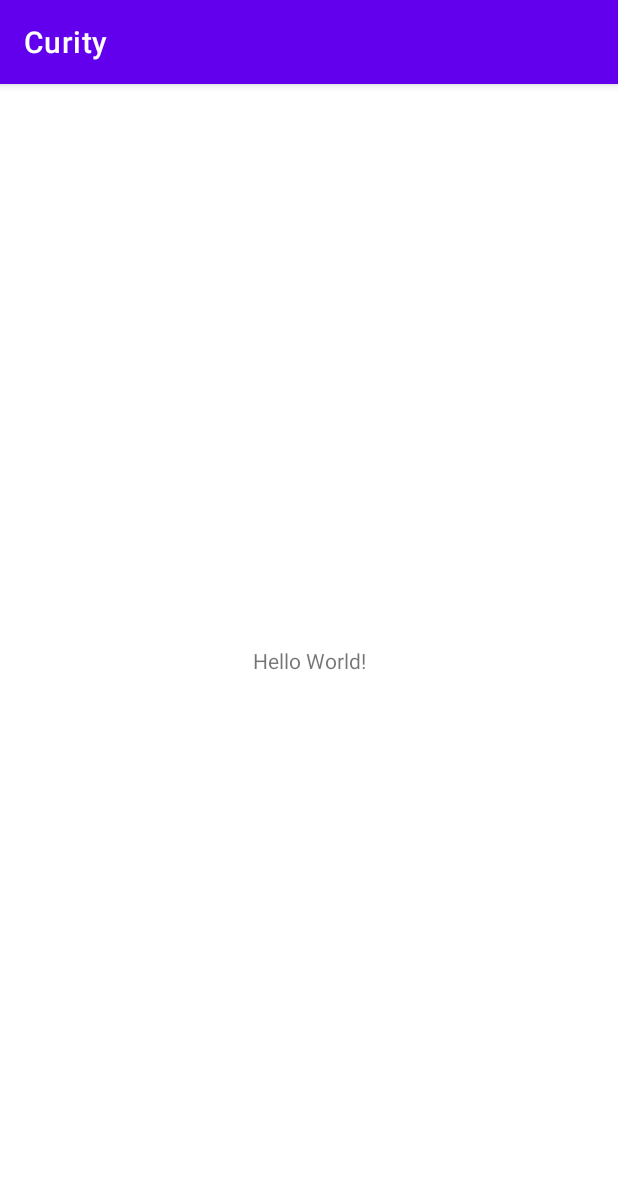
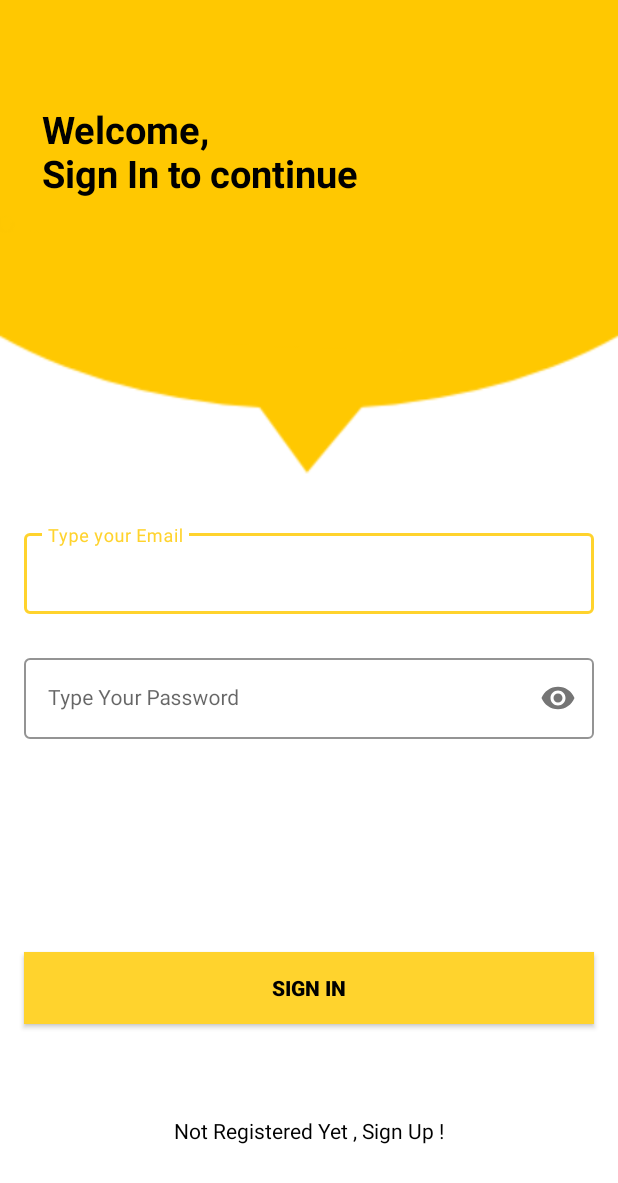
Before and after one commit to jinroar/Curity, an Android app: the screen it shows after launch (MainActivity before the commit, Login after it), on a phone screen of 412 x 824 dp. Shown: the top 1183 px of the screen. Run offline under Robolectric (Android 15) with nearby library versions, the phone set to English and light mode, and no system bars.

Commit message:
[ADD] initial Login and Sign Up design

```diff
--- a/app/src/main/AndroidManifest.xml
+++ b/app/src/main/AndroidManifest.xml
@@ -14,7 +14,10 @@
         android:theme="@style/Theme.Curity"
         tools:targetApi="31">
         <activity
-            android:name=".MainActivity"
+            android:name=".SignUp"
+            android:exported="false" />
+        <activity
+            android:name=".Login"
             android:exported="true">
             <intent-filter>
                 <action android:name="android.intent.action.MAIN" />
--- a/app/src/main/java/com/example/curity/MainActivity.java
+++ b/app/src/main/java/com/example/curity/Login.java
@@ -4,11 +4,11 @@ import androidx.appcompat.app.AppCompatActivity;
 
 import android.os.Bundle;
 
-public class MainActivity extends AppCompatActivity {
+public class Login extends AppCompatActivity {
 
     @Override
     protected void onCreate(Bundle savedInstanceState) {
         super.onCreate(savedInstanceState);
-        setContentView(R.layout.activity_main);
+        setContentView(R.layout.activity_login);
     }
 }
--- /dev/null
+++ b/app/src/main/res/layout/activity_login.xml
@@ -0,0 +1,102 @@
+<?xml version="1.0" encoding="utf-8"?>
+<androidx.constraintlayout.widget.ConstraintLayout xmlns:android="http://schemas.android.com/apk/res/android"
+    xmlns:app="http://schemas.android.com/apk/res-auto"
+    xmlns:tools="http://schemas.android.com/tools"
+    android:layout_width="match_parent"
+    android:layout_height="match_parent"
+    android:background="@drawable/signin_screen"
+    tools:context=".Login">
+
+
+    <com.google.android.material.textfield.TextInputLayout
+        android:id="@+id/emailLayout"
+        style="@style/LoginTextInputOuterFieldStyle"
+        android:layout_width="match_parent"
+        android:layout_height="wrap_content"
+        android:layout_marginHorizontal="16dp"
+        android:layout_marginTop="350dp"
+        app:boxStrokeColor="@color/yellow"
+        app:hintTextColor="@color/yellow"
+        app:layout_constraintEnd_toEndOf="parent"
+        app:layout_constraintHorizontal_bias="0.5"
+        app:layout_constraintStart_toStartOf="parent"
+        app:layout_constraintTop_toTopOf="parent">
+
+        <com.google.android.material.textfield.TextInputEditText
+            android:id="@+id/emailEt"
+            style="@style/LoginTextInputInnerFieldStyle"
+            android:layout_width="match_parent"
+            android:layout_height="wrap_content"
+            android:hint="Type your Email"
+            android:inputType="textEmailAddress" />
+    </com.google.android.material.textfield.TextInputLayout>
+
+    <com.google.android.material.textfield.TextInputLayout
+        android:id="@+id/passwordLayout"
+        style="@style/LoginTextInputOuterFieldStyle"
+        android:layout_width="match_parent"
+        android:layout_height="wrap_content"
+        android:layout_marginHorizontal="16dp"
+        android:layout_marginTop="24dp"
+        app:boxStrokeColor="@color/yellow"
+        app:hintTextColor="@color/yellow"
+        app:layout_constraintEnd_toEndOf="parent"
+        app:layout_constraintHorizontal_bias="0.5"
+        app:layout_constraintStart_toStartOf="parent"
+        app:layout_constraintTop_toBottomOf="@id/emailLayout"
+        app:passwordToggleEnabled="true">
+
+        <com.google.android.material.textfield.TextInputEditText
+            android:id="@+id/passET"
+            style="@style/LoginTextInputInnerFieldStyle"
+            android:layout_width="match_parent"
+            android:layout_height="wrap_content"
+            android:hint="Type Your Password"
+            android:inputType="textPassword" />
+    </com.google.android.material.textfield.TextInputLayout>
+
+    <androidx.appcompat.widget.AppCompatButton
+        android:id="@+id/button"
+        android:layout_width="0dp"
+        android:layout_height="wrap_content"
+        android:layout_marginHorizontal="16dp"
+        android:background="@color/yellow"
+        android:text="Sign In"
+        android:textColor="@color/black"
+        android:textStyle="bold"
+        app:layout_constraintBottom_toBottomOf="parent"
+        app:layout_constraintEnd_toEndOf="parent"
+        app:layout_constraintHorizontal_bias="0.5"
+        app:layout_constraintStart_toStartOf="parent"
+        app:layout_constraintTop_toBottomOf="@+id/passwordLayout" />
+
+    <TextView
+        android:id="@+id/WelcomeView"
+        android:layout_width="267dp"
+        android:layout_height="72dp"
+        android:layout_marginTop="40dp"
+        android:text="Welcome, \nSign In to continue"
+        android:textAppearance="@style/TextAppearance.AppCompat.Display2"
+        android:textColor="@color/black"
+        android:textSize="25dp"
+        android:textStyle="bold"
+        app:layout_constraintBottom_toBottomOf="@+id/emailLayout"
+        app:layout_constraintEnd_toEndOf="parent"
+        app:layout_constraintHorizontal_bias="0.194"
+        app:layout_constraintStart_toStartOf="parent"
+        app:layout_constraintTop_toTopOf="parent"
+        app:layout_constraintVertical_bias="0.097" />
+
+    <TextView
+        android:id="@+id/textView"
+        android:layout_width="wrap_content"
+        android:layout_height="wrap_content"
+        android:textColor="@color/black"
+        android:text="Not Registered Yet , Sign Up !"
+        app:layout_constraintBottom_toBottomOf="parent"
+        app:layout_constraintEnd_toEndOf="parent"
+        app:layout_constraintHorizontal_bias="0.5"
+        app:layout_constraintStart_toStartOf="parent"
+        app:layout_constraintTop_toBottomOf="@+id/button" />
+
+</androidx.constraintlayout.widget.ConstraintLayout>
--- a/app/src/main/res/layout/activity_main.xml
+++ /dev/null
@@ -1,18 +0,0 @@
-<?xml version="1.0" encoding="utf-8"?>
-<androidx.constraintlayout.widget.ConstraintLayout xmlns:android="http://schemas.android.com/apk/res/android"
-    xmlns:app="http://schemas.android.com/apk/res-auto"
-    xmlns:tools="http://schemas.android.com/tools"
-    android:layout_width="match_parent"
-    android:layout_height="match_parent"
-    tools:context=".MainActivity">
-
-    <TextView
-        android:layout_width="wrap_content"
-        android:layout_height="wrap_content"
-        android:text="Hello World!"
-        app:layout_constraintBottom_toBottomOf="parent"
-        app:layout_constraintEnd_toEndOf="parent"
-        app:layout_constraintStart_toStartOf="parent"
-        app:layout_constraintTop_toTopOf="parent" />
-
-</androidx.constraintlayout.widget.ConstraintLayout>
--- a/app/src/main/res/values-night/themes.xml
+++ b/app/src/main/res/values-night/themes.xml
@@ -1,6 +1,6 @@
 <resources xmlns:tools="http://schemas.android.com/tools">
     <!-- Base application theme. -->
-    <style name="Theme.Curity" parent="Theme.MaterialComponents.DayNight.DarkActionBar">
+    <style name="Theme.Curity" parent="Theme.MaterialComponents.DayNight.NoActionBar">
         <!-- Primary brand color. -->
         <item name="colorPrimary">@color/purple_200</item>
         <item name="colorPrimaryVariant">@color/purple_700</item>
@@ -13,4 +13,21 @@
         <item name="android:statusBarColor" tools:targetApi="l">?attr/colorPrimaryVariant</item>
         <!-- Customize your theme here. -->
     </style>
+    <style name="LoginTextInputOuterFieldStyle" parent="Widget.MaterialComponents.TextInputLayout.OutlinedBox">
+        <item name="android:layout_width">match_parent</item>
+        <item name="android:layout_height">wrap_content</item>
+        <item name="android:layout_marginTop">15dp</item>
+        <item name="android:layout_marginBottom">15dp</item>
+    </style>
+
+    <style name="LoginTextInputInnerFieldStyle" parent="Widget.MaterialComponents.TextInputLayout.OutlinedBox">
+        <item name="android:layout_width">match_parent</item>
+        <item name="android:layout_height">wrap_content</item>
+        <item name="android:textColor">@color/black</item>
+        <item name="android:textColorHint">@color/black</item>
+        <item name="android:maxLines">1</item>
+        <item name="android:textSize">14sp</item>
+        <item name="android:singleLine">true</item>
+    </style>
+
 </resources>
--- a/app/src/main/res/values/colors.xml
+++ b/app/src/main/res/values/colors.xml
@@ -7,4 +7,5 @@
     <color name="teal_700">#FF018786</color>
     <color name="black">#FF000000</color>
     <color name="white">#FFFFFFFF</color>
+    <color name="yellow">#FFD32D</color>
 </resources>
--- a/app/src/main/res/values/themes.xml
+++ b/app/src/main/res/values/themes.xml
@@ -1,6 +1,6 @@
 <resources xmlns:tools="http://schemas.android.com/tools">
     <!-- Base application theme. -->
-    <style name="Theme.Curity" parent="Theme.MaterialComponents.DayNight.DarkActionBar">
+    <style name="Theme.Curity" parent="Theme.MaterialComponents.DayNight.NoActionBar">
         <!-- Primary brand color. -->
         <item name="colorPrimary">@color/purple_500</item>
         <item name="colorPrimaryVariant">@color/purple_700</item>
@@ -13,4 +13,21 @@
         <item name="android:statusBarColor" tools:targetApi="l">?attr/colorPrimaryVariant</item>
         <!-- Customize your theme here. -->
     </style>
+
+    <style name="LoginTextInputOuterFieldStyle" parent="Widget.MaterialComponents.TextInputLayout.OutlinedBox">
+        <item name="android:layout_width">match_parent</item>
+        <item name="android:layout_height">wrap_content</item>
+        <item name="android:layout_marginTop">15dp</item>
+        <item name="android:layout_marginBottom">15dp</item>
+    </style>
+
+    <style name="LoginTextInputInnerFieldStyle" parent="Widget.MaterialComponents.TextInputLayout.OutlinedBox">
+        <item name="android:layout_width">match_parent</item>
+        <item name="android:layout_height">wrap_content</item>
+        <item name="android:textColor">@color/black</item>
+        <item name="android:textColorHint">@color/black</item>
+        <item name="android:maxLines">1</item>
+        <item name="android:textSize">14sp</item>
+        <item name="android:singleLine">true</item>
+    </style>
 </resources>
```
Also changed, not shown: app/src/main/java/com/example/curity/SignUp.java (added, +14 -0 lines), app/src/main/res/layout/activity_sign_up.xml (added, +124 -0 lines), app/src/main/res/drawable/signin_screen.png (added), app/src/main/res/drawable/signup_screen.png (added).
